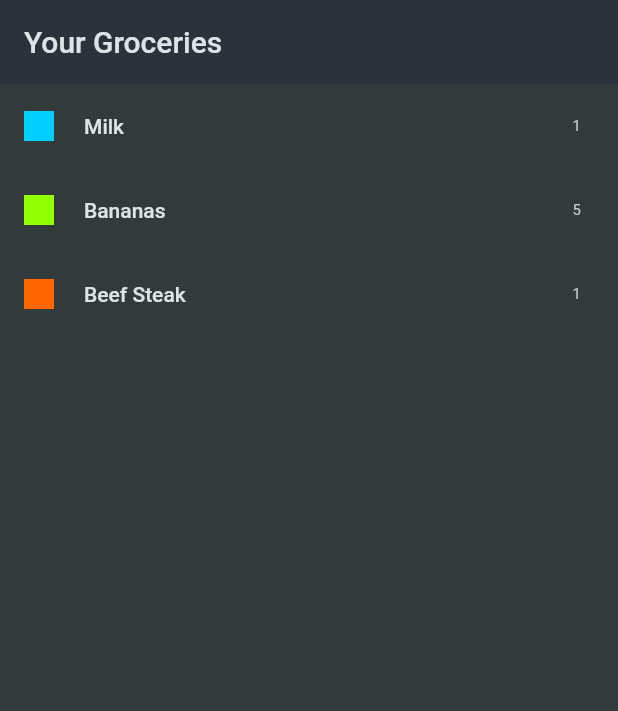
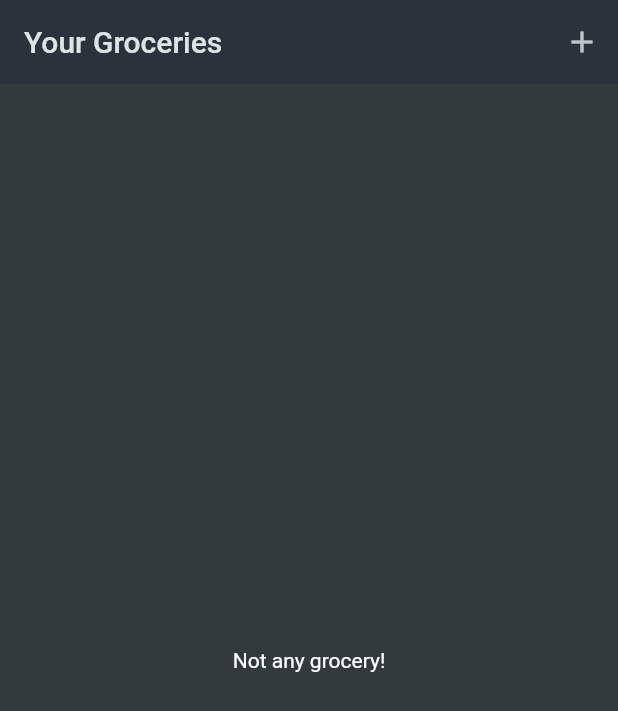
Before and after one commit to nghiamd02/shopping-app-flutter, a Flutter app: the screen it shows after launch, on a phone screen of 412 x 824 dp. Shown: the top 711 px of the screen. Run offline on Flutter 3.47's test engine with Material 2 defaults, Android fonts, the phone set to English and light mode, and no system bars.

Commit message:
Create add screen

```diff
--- a/lib/data/dummy_item.dart
+++ /dev/null
@@ -1,21 +0,0 @@
-import 'package:shopping_app/data/categories_data.dart';
-import 'package:shopping_app/model/category.dart';
-import 'package:shopping_app/model/grocery_item.dart';
-
-final groceryItems = [
-  GroceryItem(
-      id: 'a',
-      name: 'Milk',
-      quantity: 1,
-      category: categories[Categories.dairy]!),
-  GroceryItem(
-      id: 'b',
-      name: 'Bananas',
-      quantity: 5,
-      category: categories[Categories.fruit]!),
-  GroceryItem(
-      id: 'c',
-      name: 'Beef Steak',
-      quantity: 1,
-      category: categories[Categories.meat]!)
-];
--- a/lib/screen/groceries.dart
+++ b/lib/screen/groceries.dart
@@ -1,26 +1,62 @@
 import 'package:flutter/material.dart';
-import 'package:shopping_app/data/dummy_item.dart';
+import 'package:shopping_app/model/grocery_item.dart';
+import 'package:shopping_app/screen/add_grocery.dart';
 
-class Groceries extends StatelessWidget {
+class Groceries extends StatefulWidget {
   const Groceries({super.key});
 
   @override
+  State<Groceries> createState() => _GroceriesState();
+}
+
+class _GroceriesState extends State<Groceries> {
+  final List<GroceryItem> _groceries = [];
+
+  void _onAddBtnPressed() async {
+    final GroceryItem newGrocery = await Navigator.of(context)
+        .push(MaterialPageRoute(builder: (ctx) => const NewGrocery()));
+    setState(() {
+      _groceries.add(newGrocery);
+    });
+  }
+
+  void _onRemove(GroceryItem item) {
+    setState(() {
+      _groceries.remove(item);
+    });
+  }
+
+  @override
   Widget build(BuildContext context) {
+    Widget content = const Center(
+      child: Text('Not any grocery!'),
+    );
+    if (_groceries.isNotEmpty) {
+      content = ListView.builder(
+          itemCount: _groceries.length,
+          itemBuilder: (ctx, index) => Dismissible(
+                onDismissed: (direction) => _onRemove(_groceries[index]),
+                key: ValueKey(_groceries[index].id),
+                child: ListTile(
+                  leading: Container(
+                    height: 20,
+                    width: 20,
+                    color: _groceries[index].category.color,
+                  ),
+                  title: Text(_groceries[index].name),
+                  trailing: Text('${_groceries[index].quantity}'),
+                ),
+              ));
+    }
+
     return Scaffold(
         appBar: AppBar(
           title: const Text('Your Groceries'),
+          actions: [
+            IconButton(onPressed: _onAddBtnPressed, icon: const Icon(Icons.add))
+          ],
         ),
         backgroundColor: Theme.of(context).scaffoldBackgroundColor,
-        body: ListView.builder(
-            itemCount: groceryItems.length,
-            itemBuilder: (ctx, index) => ListTile(
-                  leading: Container(
-                    height: 20,
-                    width: 20,
-                    color: groceryItems[index].category.color,
-                  ),
-                  title: Text(groceryItems[index].name),
-                  trailing: Text('${groceryItems[index].quantity}'),
-                )));
+        body: content);
   }
 }
```
Also changed, not shown: lib/screen/add_grocery.dart (added, +146 -0 lines).
